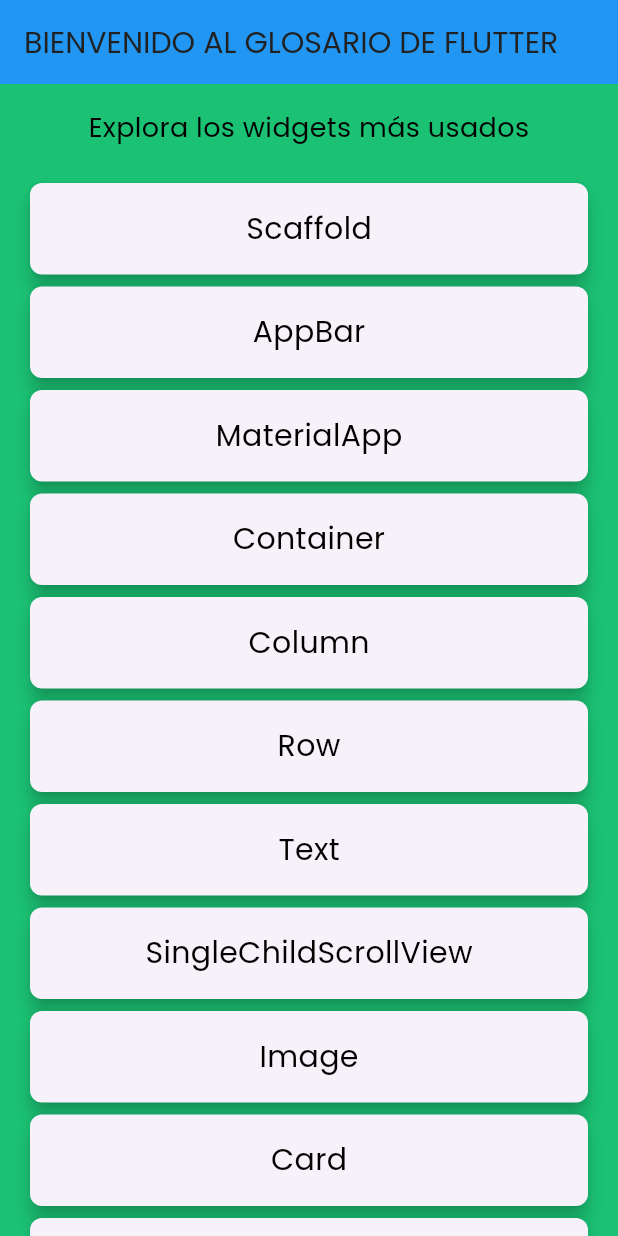
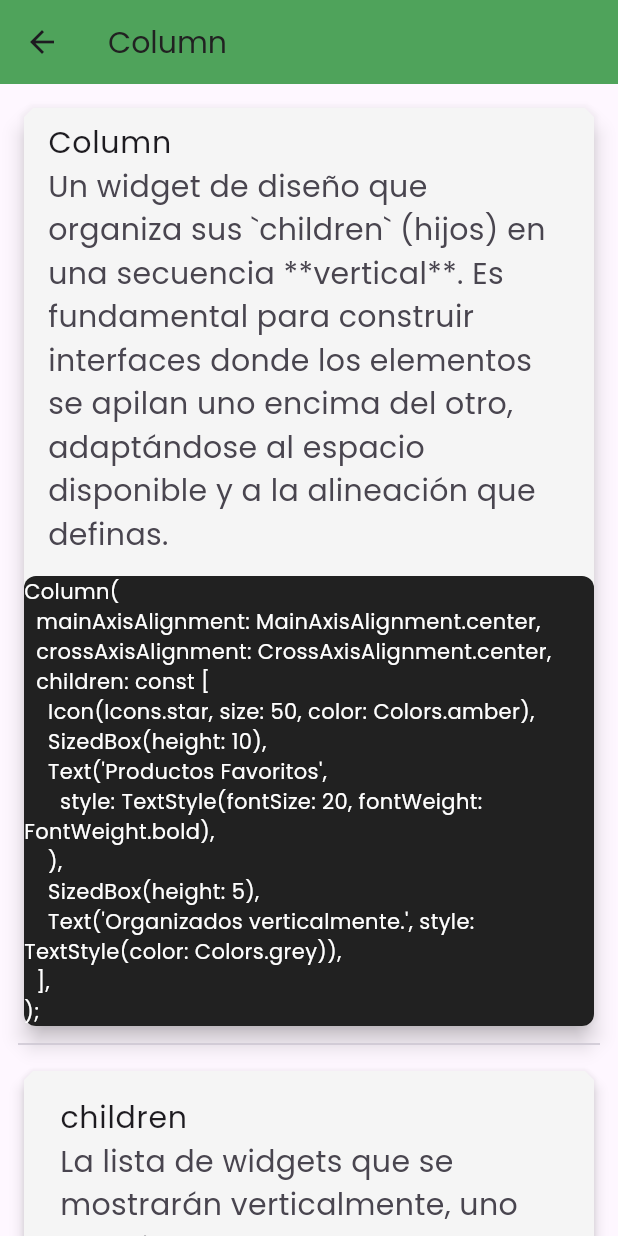
Before and after one commit to DanielCastroPerez/Aplicacion-de-lo-aprendido-en-flutter., a Flutter app: the screen it shows after launch, after a tap on "Column", on a phone screen of 412 x 824 dp. Run offline on Flutter 3.47's test engine with Material 3 defaults, Android fonts, the phone set to English and light mode, and no system bars; our stand-ins replace google_fonts.

Commit message:
Se terminaron la mayoría de las pantallas. Solo dejé algunas sin finalizar para agregarles animaciones. También se agregaron sus respectivas imágenes. Con este commit haré un merge a la rama master.

```diff
--- a/lib/main.dart
+++ b/lib/main.dart
@@ -1,6 +1,11 @@
 import 'package:flutter/material.dart';
 import 'package:practida_daniel/pages/Page_AppBar.dart';
+import 'package:practida_daniel/pages/Page_Column.dart';
+import 'package:practida_daniel/pages/Page_Image.dart';
 import 'package:practida_daniel/pages/Page_MaterialApp.dart';
+import 'package:practida_daniel/pages/Page_Row.dart';
+import 'package:practida_daniel/pages/Page_SingleChildScrollView.dart';
+import 'package:practida_daniel/pages/Page_Text.dart';
 import 'package:practida_daniel/pages/Page_Welcome.dart';
 import 'package:practida_daniel/pages/Page_Scaffold.dart';
 import 'package:practida_daniel/pages/Page_Container.dart';
@@ -23,6 +28,12 @@ class MyApp extends StatelessWidget {
         "/Page_Container":(BuildContext context)=>Page_Container(),
         "/Page_AppBar":(BuildContext context)=>Page_AppBar(),
         "/Page_MaterialApp":(BuildContext context)=>Page_MaterialApp(),
+
+        "/Page_Column":(BuildContext context)=>Page_Column(),
+        "/Page_Image":(BuildContext context)=>Page_Image(),
+        "/Page_Row":(BuildContext context)=>Page_Row(),
+        "/Page_SingleChildScrollView":(BuildContext context)=>Page_SingleChildScrollView(),
+        "/Page_Text":(BuildContext context)=>Page_Text(),
       },
     );
   }
--- /dev/null
+++ b/lib/pages/Page_Column.dart
@@ -0,0 +1,128 @@
+import 'package:flutter/material.dart';
+import 'package:google_fonts/google_fonts.dart';
+
+class Page_Column extends StatefulWidget {
+  const Page_Column({super.key});
+
+  @override
+  State<Page_Column> createState() => _Page_ColumnState();
+}
+
+class _Page_ColumnState extends State<Page_Column> {
+  @override
+  Widget build(BuildContext context) {
+    final widgetData = ModalRoute.of(context)!.settings.arguments as Map;
+    final style_descipcion = TextStyle(fontSize: 20.0);
+    final style_code = TextStyle(fontFamily: "monospace", color: Colors.white);
+
+    return Scaffold(
+      appBar: AppBar(
+        title: Text(
+          widgetData['nombre'],
+          style: GoogleFonts.poppins(
+            textStyle: TextStyle(fontSize: 20.0, color: Color(0xFF212121)),
+          ),
+          textAlign: TextAlign.center,
+        ),
+        backgroundColor: Colors.green,
+        elevation: 10,
+      ),
+      body: SingleChildScrollView(
+        padding: EdgeInsets.all(12.0),
+        child: Column(
+          mainAxisAlignment: MainAxisAlignment.center,
+          children: [
+            Card(
+              shape: BeveledRectangleBorder(
+                borderRadius: BorderRadius.circular(6),
+              ),
+              color: Colors.grey[100],
+              elevation: 6,
+              child: Column(
+                children: [
+                  ListTile(
+                    title: Text(
+                      widgetData['nombre'],
+                      style: GoogleFonts.poppins(textStyle: style_descipcion),
+                    ),
+                    subtitle: Text(
+                      widgetData["descripcion"],
+                      style: GoogleFonts.poppins(textStyle: style_descipcion),
+                    ),
+                  ),
+                  SizedBox(height: 5),
+                  Container(
+                    decoration: BoxDecoration(
+                      borderRadius: BorderRadius.circular(8.0),
+                      color: Colors.black87,
+                    ),
+                    child: Text(
+                      widgetData["codigo"],
+                      style: GoogleFonts.poppins(textStyle: style_code),
+                    ),
+                  ),
+                ],
+              ),
+            ),
+
+            Divider(),
+            ...((widgetData["propiedades_detalladas"] as List<dynamic>).map((
+              propiedades,
+            ) {
+              return Padding(
+                padding: EdgeInsets.symmetric(vertical: 6.0),
+                child: Card(
+                  shape: BeveledRectangleBorder(
+                    borderRadius: BorderRadius.circular(6),
+                  ),
+                  color: Colors.grey[100],
+                  elevation: 4,
+                  child: Padding(
+                    padding: const EdgeInsets.all(8.0),
+                    child: Column(
+                      mainAxisAlignment: MainAxisAlignment.center,
+                      children: [
+                        Container(
+                          child: ListTile(
+                            //leading: ,
+                            title: Text(
+                              propiedades["nombre"],
+                              style: GoogleFonts.poppins(
+                                textStyle: style_descipcion,
+                              ),
+                            ),
+                            subtitle: Text(
+                              propiedades["descripcion_extendida"],
+                              style: GoogleFonts.poppins(
+                                textStyle: style_descipcion,
+                              ),
+                            ),
+                          ),
+                        ),
+                        SizedBox(height: 20),
+                        // conteiner para agregar el codigo jeje
+                        Container(
+                          decoration: BoxDecoration(
+                            color: Colors.black87,
+                            borderRadius: BorderRadius.circular(8.0),
+                          ),
+                          child: Padding(
+                            padding: EdgeInsets.all(8),
+                            child: Text(
+                              propiedades["ejemplo_propiedad"],
+                              style: GoogleFonts.poppins(textStyle: style_code),
+                            ),
+                          ),
+                        ),
+                      ],
+                    ),
+                  ),
+                ),
+              );
+            }).toList()),
+          ],
+        ),
+      ),
+    );
+  }
+}
--- /dev/null
+++ b/lib/pages/Page_Image.dart
@@ -0,0 +1,129 @@
+import 'package:flutter/material.dart';
+import 'package:google_fonts/google_fonts.dart';
+
+class Page_Image extends StatefulWidget {
+  const Page_Image({super.key});
+
+  @override
+  State<Page_Image> createState() => _Page_ImageState();
+}
+
+class _Page_ImageState extends State<Page_Image> {
+  @override
+  Widget build(BuildContext context) {
+    final widgetData = ModalRoute.of(context)!.settings.arguments as Map;
+    final style_descipcion = TextStyle(fontSize: 20.0);
+    final style_code = TextStyle(fontFamily: "monospace", color: Colors.white);
+
+
+    return Scaffold(
+      appBar: AppBar(
+        title: Text(
+          widgetData['nombre'],
+          style: GoogleFonts.poppins(
+            textStyle: TextStyle(fontSize: 20.0, color: Color(0xFF212121)),
+          ),
+          textAlign: TextAlign.center,
+        ),
+        backgroundColor: Colors.green,
+        elevation: 10,
+      ),
+      body: SingleChildScrollView(
+        padding: EdgeInsets.all(12.0),
+        child: Column(
+          mainAxisAlignment: MainAxisAlignment.center,
+          children: [
+            Card(
+              shape: BeveledRectangleBorder(
+                borderRadius: BorderRadius.circular(6),
+              ),
+              color: Colors.grey[100],
+              elevation: 6,
+              child: Column(
+                children: [
+                  ListTile(
+                    title: Text(
+                      widgetData['nombre'],
+                      style: GoogleFonts.poppins(textStyle: style_descipcion),
+                    ),
+                    subtitle: Text(
+                      widgetData["descripcion"],
+                      style: GoogleFonts.poppins(textStyle: style_descipcion),
+                    ),
+                  ),
+                  SizedBox(height: 5),
+                  Container(
+                    decoration: BoxDecoration(
+                      borderRadius: BorderRadius.circular(8.0),
+                      color: Colors.black87,
+                    ),
+                    child: Text(
+                      widgetData["codigo"],
+                      style: GoogleFonts.poppins(textStyle: style_code),
+                    ),
+                  ),
+                ],
+              ),
+            ),
+
+            Divider(),
+            ...((widgetData["propiedades_detalladas"] as List<dynamic>).map((
+              propiedades,
+            ) {
+              return Padding(
+                padding: EdgeInsets.symmetric(vertical: 6.0),
+                child: Card(
+                  shape: BeveledRectangleBorder(
+                    borderRadius: BorderRadius.circular(6),
+                  ),
+                  color: Colors.grey[100],
+                  elevation: 4,
+                  child: Padding(
+                    padding: const EdgeInsets.all(8.0),
+                    child: Column(
+                      mainAxisAlignment: MainAxisAlignment.center,
+                      children: [
+                        Container(
+                          child: ListTile(
+                            //leading: ,
+                            title: Text(
+                              propiedades["nombre"],
+                              style: GoogleFonts.poppins(
+                                textStyle: style_descipcion,
+                              ),
+                            ),
+                            subtitle: Text(
+                              propiedades["descripcion_extendida"],
+                              style: GoogleFonts.poppins(
+                                textStyle: style_descipcion,
+                              ),
+                            ),
+                          ),
+                        ),
+                        SizedBox(height: 20),
+                        // conteiner para agregar el codigo jeje
+                        Container(
+                          decoration: BoxDecoration(
+                            color: Colors.black87,
+                            borderRadius: BorderRadius.circular(8.0),
+                          ),
+                          child: Padding(
+                            padding: EdgeInsets.all(8),
+                            child: Text(
+                              propiedades["ejemplo_propiedad"],
+                              style: GoogleFonts.poppins(textStyle: style_code),
+                            ),
+                          ),
+                        ),
+                      ],
+                    ),
+                  ),
+                ),
+              );
+            }).toList()),
+          ],
+        ),
+      ),
+    );
+  }
+}
--- /dev/null
+++ b/lib/pages/Page_Row.dart
@@ -0,0 +1,128 @@
+import 'package:flutter/material.dart';
+import 'package:google_fonts/google_fonts.dart';
+
+class Page_Row extends StatefulWidget {
+  const Page_Row({super.key});
+
+  @override
+  State<Page_Row> createState() => _Page_RowState();
+}
+
+class _Page_RowState extends State<Page_Row> {
+  @override
+  Widget build(BuildContext context) {
+    final widgetData = ModalRoute.of(context)!.settings.arguments as Map;
+    final style_descipcion = TextStyle(fontSize: 20.0);
+    final style_code = TextStyle(fontFamily: "monospace", color: Colors.white);
+
+    return Scaffold(
+      appBar: AppBar(
+        title: Text(
+          widgetData['nombre'],
+          style: GoogleFonts.poppins(
+            textStyle: TextStyle(fontSize: 20.0, color: Color(0xFF212121)),
+          ),
+          textAlign: TextAlign.center,
+        ),
+        backgroundColor: Colors.green,
+        elevation: 10,
+      ),
+      body: SingleChildScrollView(
+        padding: EdgeInsets.all(12.0),
+        child: Column(
+          mainAxisAlignment: MainAxisAlignment.center,
+          children: [
+            Card(
+              shape: BeveledRectangleBorder(
+                borderRadius: BorderRadius.circular(6),
+              ),
+              color: Colors.grey[100],
+              elevation: 6,
+              child: Column(
+                children: [
+                  ListTile(
+                    title: Text(
+                      widgetData['nombre'],
+                      style: GoogleFonts.poppins(textStyle: style_descipcion),
+                    ),
+                    subtitle: Text(
+                      widgetData["descripcion"],
+                      style: GoogleFonts.poppins(textStyle: style_descipcion),
+                    ),
+                  ),
+                  SizedBox(height: 5),
+                  Container(
+                    decoration: BoxDecoration(
+                      borderRadius: BorderRadius.circular(8.0),
+                      color: Colors.black87,
+                    ),
+                    child: Text(
+                      widgetData["codigo"],
+                      style: GoogleFonts.poppins(textStyle: style_code),
+                    ),
+                  ),
+                ],
+              ),
+            ),
+
+            Divider(),
+            ...((widgetData["propiedades_detalladas"] as List<dynamic>).map((
+              propiedades,
+            ) {
+              return Padding(
+                padding: EdgeInsets.symmetric(vertical: 6.0),
+                child: Card(
+                  shape: BeveledRectangleBorder(
+                    borderRadius: BorderRadius.circular(6),
+                  ),
+                  color: Colors.grey[100],
+                  elevation: 4,
+                  child: Padding(
+                    padding: const EdgeInsets.all(8.0),
+                    child: Column(
+                      mainAxisAlignment: MainAxisAlignment.center,
+                      children: [
+                        Container(
+                          child: ListTile(
+                            //leading: ,
+                            title: Text(
+                              propiedades["nombre"],
+                              style: GoogleFonts.poppins(
+                                textStyle: style_descipcion,
+                              ),
+                            ),
+                            subtitle: Text(
+                              propiedades["descripcion_extendida"],
+                              style: GoogleFonts.poppins(
+                                textStyle: style_descipcion,
+                              ),
+                            ),
+                          ),
+                        ),
+                        SizedBox(height: 20),
+                        // conteiner para agregar el codigo jeje
+                        Container(
+                          decoration: BoxDecoration(
+                            color: Colors.black87,
+                            borderRadius: BorderRadius.circular(8.0),
+                          ),
+                          child: Padding(
+                            padding: EdgeInsets.all(8),
+                            child: Text(
+                              propiedades["ejemplo_propiedad"],
+                              style: GoogleFonts.poppins(textStyle: style_code),
+                            ),
+                          ),
+                        ),
+                      ],
+                    ),
+                  ),
+                ),
+              );
+            }).toList()),
+          ],
+        ),
+      ),
+    );
+  }
+}
--- /dev/null
+++ b/lib/pages/Page_SingleChildScrollView.dart
@@ -0,0 +1,129 @@
+import 'package:flutter/material.dart';
+import 'package:google_fonts/google_fonts.dart';
+
+class Page_SingleChildScrollView extends StatefulWidget {
+  const Page_SingleChildScrollView({super.key});
+
+  @override
+  State<Page_SingleChildScrollView> createState() => _Page_SingleChildScrollViewState();
+}
+
+class _Page_SingleChildScrollViewState extends State<Page_SingleChildScrollView> {
+  @override
+  Widget build(BuildContext context) {
+    final widgetData = ModalRoute.of(context)!.settings.arguments as Map;
+    final style_descipcion = TextStyle(fontSize: 20.0);
+    final style_code = TextStyle(fontFamily: "monospace", color: Colors.white);
+
+   return Scaffold(
+      appBar: AppBar(
+        title: Text(
+          widgetData['nombre'],
+          style: GoogleFonts.poppins(
+            textStyle: TextStyle(fontSize: 20.0, color: Color(0xFF212121)),
+          ),
+          textAlign: TextAlign.center,
+        ),
+        backgroundColor: Colors.green,
+        elevation: 10,
+      ),
+      body: SingleChildScrollView(
+        padding: EdgeInsets.all(12.0),
+        child: Column(
+          mainAxisAlignment: MainAxisAlignment.center,
+          children: [
+            Card(
+              shape: BeveledRectangleBorder(
+                borderRadius: BorderRadius.circular(6),
+              ),
+              color: Colors.grey[100],
+              elevation: 6,
+              child: Column(
+                children: [
+                  ListTile(
+                    title: Text(
+                      widgetData['nombre'],
+                      style: GoogleFonts.poppins(textStyle: style_descipcion),
+                    ),
+                    subtitle: Text(
+                      widgetData["descripcion"],
+                      style: GoogleFonts.poppins(textStyle: style_descipcion),
+                    ),
+                  ),
+                  SizedBox(height: 5),
+                  Container(
+                    decoration: BoxDecoration(
+                      borderRadius: BorderRadius.circular(8.0),
+                      color: Colors.black87,
+                    ),
+                    child: Text(
+                      widgetData["codigo"],
+                      style: GoogleFonts.poppins(textStyle: style_code),
+                    ),
+                  ),
+                ],
+              ),
+            ),
+
+            Divider(),
+            ...((widgetData["propiedades_detalladas"] as List<dynamic>).map((
+              propiedades,
+            ) {
+              return Padding(
+                padding: EdgeInsets.symmetric(vertical: 6.0),
+                child: Card(
+                  shape: BeveledRectangleBorder(
+                    borderRadius: BorderRadius.circular(6),
+                  ),
+                  color: Colors.grey[100],
+                  elevation: 4,
+                  child: Padding(
+                    padding: const EdgeInsets.all(8.0),
+                    child: Column(
+                      mainAxisAlignment: MainAxisAlignment.center,
+                      children: [
+                        Container(
+                          child: ListTile(
+                            //leading: ,
+                            title: Text(
+                              propiedades["nombre"],
+                              style: GoogleFonts.poppins(
+                                textStyle: style_descipcion,
+                              ),
+                            ),
+                            subtitle: Text(
+                              propiedades["descripcion_extendida"],
+                              style: GoogleFonts.poppins(
+                                textStyle: style_descipcion,
+                              ),
+                            ),
+                          ),
+                        ),
+                        SizedBox(height: 20),
+                        // conteiner para agregar el codigo jeje
+                        Container(
+                          decoration: BoxDecoration(
+                            color: Colors.black87,
+                            borderRadius: BorderRadius.circular(8.0),
+                          ),
+                          child: Padding(
+                            padding: EdgeInsets.all(8),
+                            child: Text(
+                              propiedades["ejemplo_propiedad"],
+                              style: GoogleFonts.poppins(textStyle: style_code),
+                            ),
+                          ),
+                        ),
+                      ],
+                    ),
+                  ),
+                ),
+              );
+            }).toList()),
+          ],
+        ),
+      ),
+    );
+
+  }
+}
--- /dev/null
+++ b/lib/pages/Page_Text.dart
@@ -0,0 +1,129 @@
+import 'package:flutter/material.dart';
+import 'package:google_fonts/google_fonts.dart';
+
+class Page_Text extends StatefulWidget {
+  const Page_Text({super.key});
+
+  @override
+  State<Page_Text> createState() => _Page_TextState();
+}
+
+class _Page_TextState extends State<Page_Text> {
+  @override
+  Widget build(BuildContext context) {
+  final widgetData = ModalRoute.of(context)!.settings.arguments as Map;
+  final style_descipcion = TextStyle(fontSize: 20.0);
+  final style_code = TextStyle(fontFamily: "monospace", color: Colors.white);
+
+  return Scaffold(
+      appBar: AppBar(
+        title: Text(
+          widgetData['nombre'],
+          style: GoogleFonts.poppins(
+            textStyle: TextStyle(fontSize: 20.0, color: Color(0xFF212121)),
+          ),
+          textAlign: TextAlign.center,
+        ),
+        backgroundColor: Colors.green,
+        elevation: 10,
+      ),
+      body: SingleChildScrollView(
+        padding: EdgeInsets.all(12.0),
+        child: Column(
+          mainAxisAlignment: MainAxisAlignment.center,
+          children: [
+            Card(
+              shape: BeveledRectangleBorder(
+                borderRadius: BorderRadius.circular(6),
+              ),
+              color: Colors.grey[100],
+              elevation: 6,
+              child: Column(
+                children: [
+                  ListTile(
+                    title: Text(
+                      widgetData['nombre'],
+                      style: GoogleFonts.poppins(textStyle: style_descipcion),
+                    ),
+                    subtitle: Text(
+                      widgetData["descripcion"],
+                      style: GoogleFonts.poppins(textStyle: style_descipcion),
+                    ),
+                  ),
+                  SizedBox(height: 5),
+                  Container(
+                    decoration: BoxDecoration(
+                      borderRadius: BorderRadius.circular(8.0),
+                      color: Colors.black87,
+                    ),
+                    child: Text(
+                      widgetData["codigo"],
+                      style: GoogleFonts.poppins(textStyle: style_code),
+                    ),
+                  ),
+                ],
+              ),
+            ),
+
+            Divider(),
+            ...((widgetData["propiedades_detalladas"] as List<dynamic>).map((
+              propiedades,
+            ) {
+              return Padding(
+                padding: EdgeInsets.symmetric(vertical: 6.0),
+                child: Card(
+                  shape: BeveledRectangleBorder(
+                    borderRadius: BorderRadius.circular(6),
+                  ),
+                  color: Colors.grey[100],
+                  elevation: 4,
+                  child: Padding(
+                    padding: const EdgeInsets.all(8.0),
+                    child: Column(
+                      mainAxisAlignment: MainAxisAlignment.center,
+                      children: [
+                        Container(
+                          child: ListTile(
+                            //leading: ,
+                            title: Text(
+                              propiedades["nombre"],
+                              style: GoogleFonts.poppins(
+                                textStyle: style_descipcion,
+                              ),
+                            ),
+                            subtitle: Text(
+                              propiedades["descripcion_extendida"],
+                              style: GoogleFonts.poppins(
+                                textStyle: style_descipcion,
+                              ),
+                            ),
+                          ),
+                        ),
+                        SizedBox(height: 20),
+                        // conteiner para agregar el codigo jeje
+                        Container(
+                          decoration: BoxDecoration(
+                            color: Colors.black87,
+                            borderRadius: BorderRadius.circular(8.0),
+                          ),
+                          child: Padding(
+                            padding: EdgeInsets.all(8),
+                            child: Text(
+                              propiedades["ejemplo_propiedad"],
+                              style: GoogleFonts.poppins(textStyle: style_code),
+                            ),
+                          ),
+                        ),
+                      ],
+                    ),
+                  ),
+                ),
+              );
+            }).toList()),
+          ],
+        ),
+      ),
+    );
+
+  }
+}
```
Also changed, not shown: assets/Column.jpg (added), assets/Image.jpg (added), assets/Row.jpg (added), assets/SingleChildScrollView.jpg (added), assets/colum.jpg (deleted), assets/data/widgets_avanzado.json.
